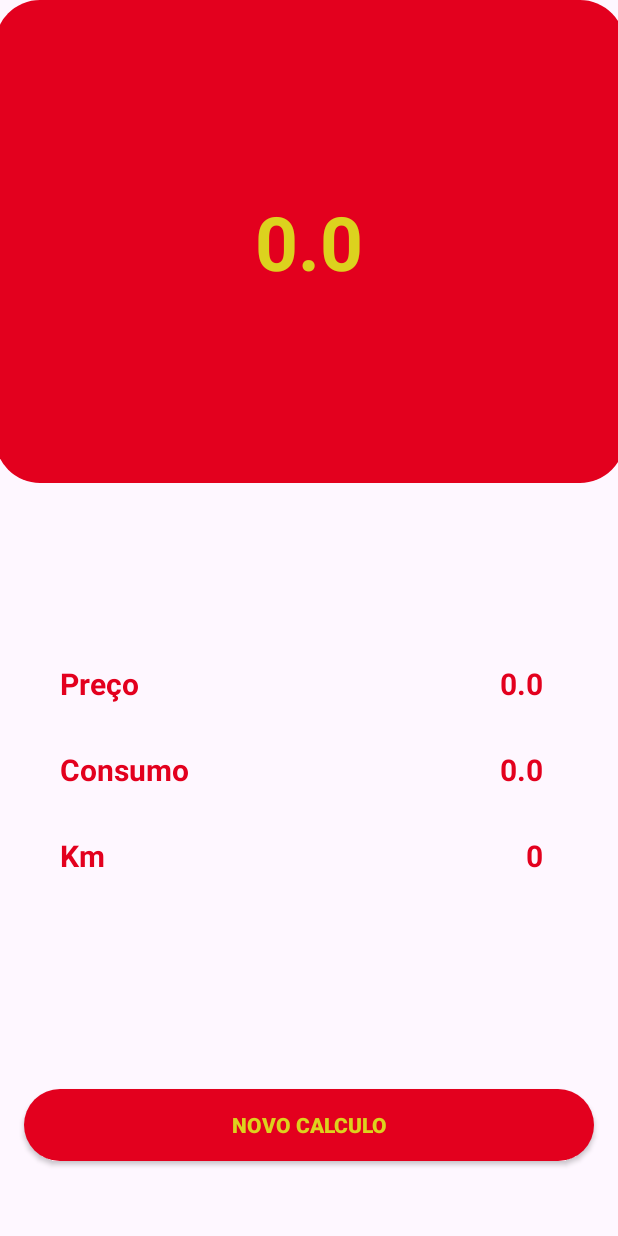
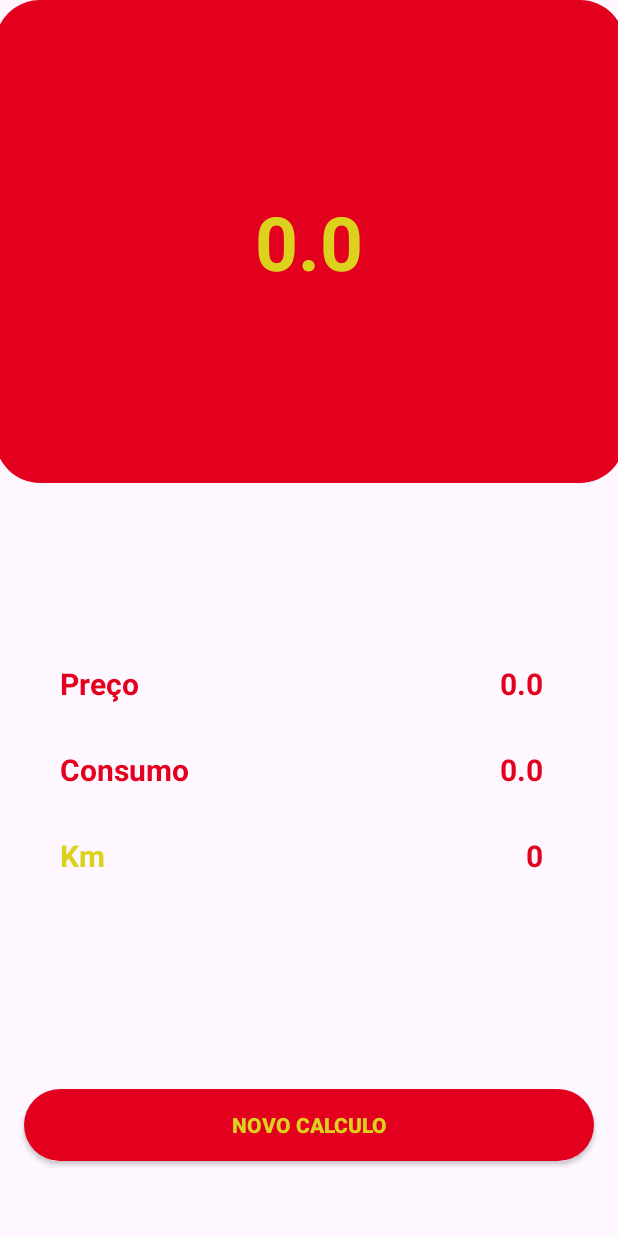
Before and after one commit to Azzevedodev/CalculadoraCombustivel, an Android app: the ResultActivity screen opened directly, with no data from a screen before it, on a phone screen of 412 x 824 dp. Run offline under Robolectric (Android 15) with nearby library versions, the phone set to English and light mode, and no system bars.

Commit message:
mudei commit para yelow

```diff
--- a/app/src/main/res/layout/activity_result.xml
+++ b/app/src/main/res/layout/activity_result.xml
@@ -55,7 +55,7 @@
         android:layout_marginStart="40dp"
         android:layout_marginTop="30dp"
         android:text="Km"
-        android:textColor="@color/red"
+        android:textColor="@color/yelow"
         android:textSize="20dp"
         android:textStyle="bold"
         app:layout_constraintStart_toStartOf="parent"
```
